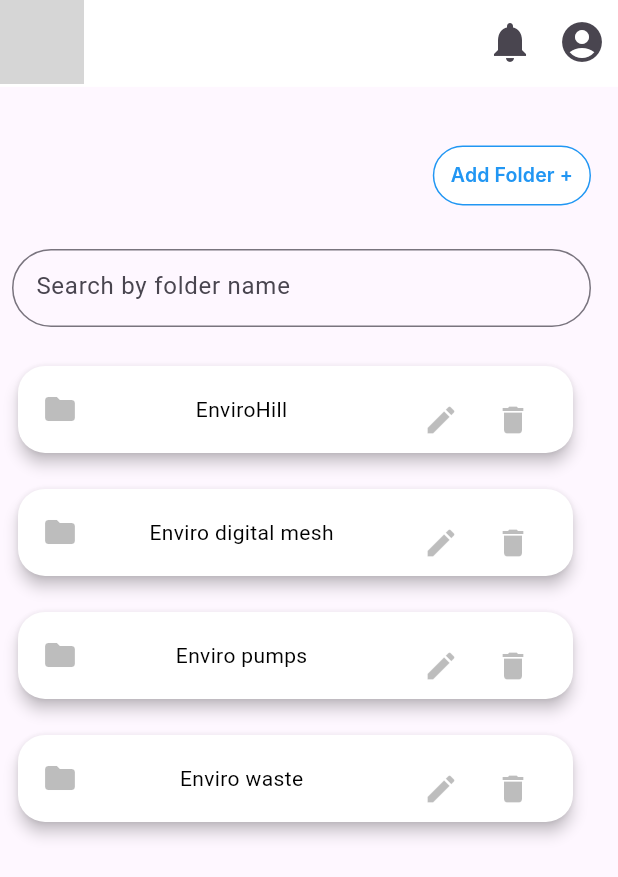
After one commit to centrric-cint0033/enviroapplicationformobileusers, a Flutter app: the IntranetPage screen opened directly, on a phone screen of 412 x 824 dp. The commit adds this screen. Shown: the top 877 px of the screen. Run offline on Flutter 3.47's test engine with Material 3 defaults, Android fonts, the phone set to English and light mode, and no system bars; our stand-ins replace auto_route, flutter_mobx, flutter_screenutil, flutter_secure_storage, flutter_svg, get_it and 3 more; accounts and stored records are empty; generated files the repository leaves out were written again; Roboto replaces fonts that are missing (Inter); grey boxes are pictures that could not be loaded.

Commit message:
bugfix:notification and intranet page created

```diff
--- a/lib/view/loginpage/common/appbar/cmcustomformfield.dart
+++ b/lib/view/loginpage/common/appbar/cmcustomformfield.dart
@@ -28,7 +28,7 @@ class Cmformfield extends StatelessWidget {
   final double? width;
   final double? height;
   final Alignment? alignment;
-  final Border? border;
+  final InputBorder? border;
 
   final TextEditingController? controller;
   final String? hinttext;
@@ -53,10 +53,13 @@ class Cmformfield extends StatelessWidget {
       child: TextFormField(
         controller: controller,
         decoration: InputDecoration(
-            border: OutlineInputBorder(borderRadius: BorderRadius.circular(12)),
-            hintText: hinttext,
-            suffixIcon: suffixIcon,
-            prefixIcon: prefixIcon),
+          hintStyle: TextStyle(),
+          border: border ??
+              OutlineInputBorder(borderRadius: BorderRadius.circular(12)),
+          hintText: hinttext,
+          suffixIcon: suffixIcon,
+          prefixIcon: prefixIcon,
+        ),
         style: textStyle,
         cursorHeight: cursorHeight ?? height,
         cursorWidth: 2.0,
--- a/lib/view/loginpage/common/appbar/mainScreen/mainscreen.dart
+++ b/lib/view/loginpage/common/appbar/mainScreen/mainscreen.dart
@@ -2,6 +2,7 @@ import 'package:auto_route/auto_route.dart';
 import 'package:enviro_mobile_application/view/loginpage/calenderpage/calender_page.dart';
 import 'package:enviro_mobile_application/view/loginpage/common/appbar/bottombar.dart';
 import 'package:enviro_mobile_application/view/loginpage/Common_widgets/homepage.dart';
+import 'package:enviro_mobile_application/view/loginpage/intranet_page/intranet_page.dart';
 import 'package:enviro_mobile_application/view/loginpage/oh&s_page/oh&s_page.dart';
 import 'package:enviro_mobile_application/view/loginpage/vehiclepage/vehicle-page.dart';
 import 'package:enviro_mobile_application/view/loginpage/week_page/week_page.dart';
@@ -18,7 +19,7 @@ class MainScreen extends StatelessWidget {
     List<Widget> widgetOptions = <Widget>[
       const HomePage(),
       const OhsPage(),
-      const WeekPage(),
+      const IntranetPage(),
       const VehiclePage()
     ];
 
--- /dev/null
+++ b/lib/view/loginpage/intranet_page/intranet_page.dart
@@ -0,0 +1,139 @@
+import 'package:flutter/material.dart';
+import 'package:enviro_mobile_application/view/loginpage/common/appbar/Appthemes/Appthemes.dart';
+import 'package:enviro_mobile_application/view/loginpage/common/appbar/cmcustomformfield.dart';
+import 'package:enviro_mobile_application/view/loginpage/common/appbar/cmappbar.dart';
+import 'package:enviro_mobile_application/view/loginpage/common/appbar/imagepath/imagepath.dart';
+
+class IntranetPage extends StatelessWidget {
+  const IntranetPage({Key? key});
+
+  void _handleIntranetButtonTap() {
+    print('Right button tapped!');
+  }
+
+  @override
+  Widget build(BuildContext context) {
+    return Scaffold(
+      appBar: CustomAppBar(
+        leadingImage: Image.asset(ImageConstant.imagePath),
+        automaticallyImplyLeading: false,
+        actions: [
+          IconButton(
+            iconSize: 32,
+            icon: const Icon(Icons.notifications),
+            onPressed: _handleIntranetButtonTap,
+          ),
+          IconButton(
+            iconSize: 32,
+            icon: const Icon(Icons.account_circle),
+            onPressed: () {},
+          ),
+        ],
+      ),
+      body: Padding(
+        padding: const EdgeInsets.only(top: 35, right: 18),
+        child: Column(
+          children: [
+            Container(
+              alignment: Alignment.topRight,
+              child: TextButton(
+                onPressed: _handleIntranetButtonTap,
+                style: ButtonStyle(
+                  side: MaterialStateProperty.all<BorderSide>(
+                    const BorderSide(color: Colors.blue),
+                  ),
+                  backgroundColor:
+                      MaterialStateProperty.all<Color>(Colors.white),
+                ),
+                child: const Text(
+                  'Add Folder +',
+                  style: const TextStyle(color: Colors.blue),
+                ),
+              ),
+            ),
+            const SizedBox(
+              height: 25,
+            ),
+            Padding(
+              padding: const EdgeInsets.only(left: 8.0),
+              child: Cmformfield(
+                borderColor: Colors.black12,
+                cursorHeight: 25,
+                hinttext: 'Search by folder name',
+                height: 52,
+                width: double.infinity,
+                border: OutlineInputBorder(
+                  borderRadius: BorderRadius.circular(32),
+                ),
+              ),
+            ),
+            SizedBox(
+              height: 14,
+            ),
+            Expanded(
+              child: ListView(
+                scrollDirection: Axis.vertical,
+                children: [
+                  _buildCard('EnviroHill'),
+                  _buildCard('Enviro digital mesh'),
+                  _buildCard('Enviro pumps'),
+                  _buildCard('Enviro waste'),
+                ],
+              ),
+            ),
+          ],
+        ),
+      ),
+    );
+  }
+
+  Widget _buildCard(String cardText) {
+    return Container(
+      height: 66,
+      width: double.infinity,
+      margin: const EdgeInsets.all(8.0),
+      child: Card(
+        elevation: 4.0,
+        color: Colors.white,
+        shape: RoundedRectangleBorder(
+          borderRadius: BorderRadius.circular(18.0),
+        ),
+        child: Padding(
+          padding: const EdgeInsets.all(16.0),
+          child: Row(
+            mainAxisAlignment: MainAxisAlignment.spaceBetween,
+            children: [
+              const Icon(Icons.folder, color: Colors.black26),
+              Expanded(
+                child: Center(
+                  child: Text(
+                    cardText,
+                    style: const TextStyle(
+                      color: Colors.black,
+                    ),
+                  ),
+                ),
+              ),
+              Row(
+                children: [
+                  IconButton(
+                    icon: const Icon(Icons.edit, color: Colors.black26),
+                    onPressed: () {
+                      print('Delete button tapped!');
+                    },
+                  ),
+                  IconButton(
+                    icon: const Icon(Icons.delete, color: Colors.black26),
+                    onPressed: () {
+                      print('Edit button tapped!');
+                    },
+                  ),
+                ],
+              ),
+            ],
+          ),
+        ),
+      ),
+    );
+  }
+}
```
Also changed, not shown: lib/view/loginpage/Common_widgets/notification_news_tabbar.dart (added, +18 -0 lines), lib/view/loginpage/Common_widgets/widgets/news_page.dart (+22 -4 lines), lib/view/loginpage/Common_widgets/widgets/notification_page.dart (added, +94 -0 lines), lib/view/loginpage/notification_page/notificationpage.dart (added, +35 -0 lines), lib/view/loginpage/oh&s_page/oh&s_page.dart (+7 -23 lines).
